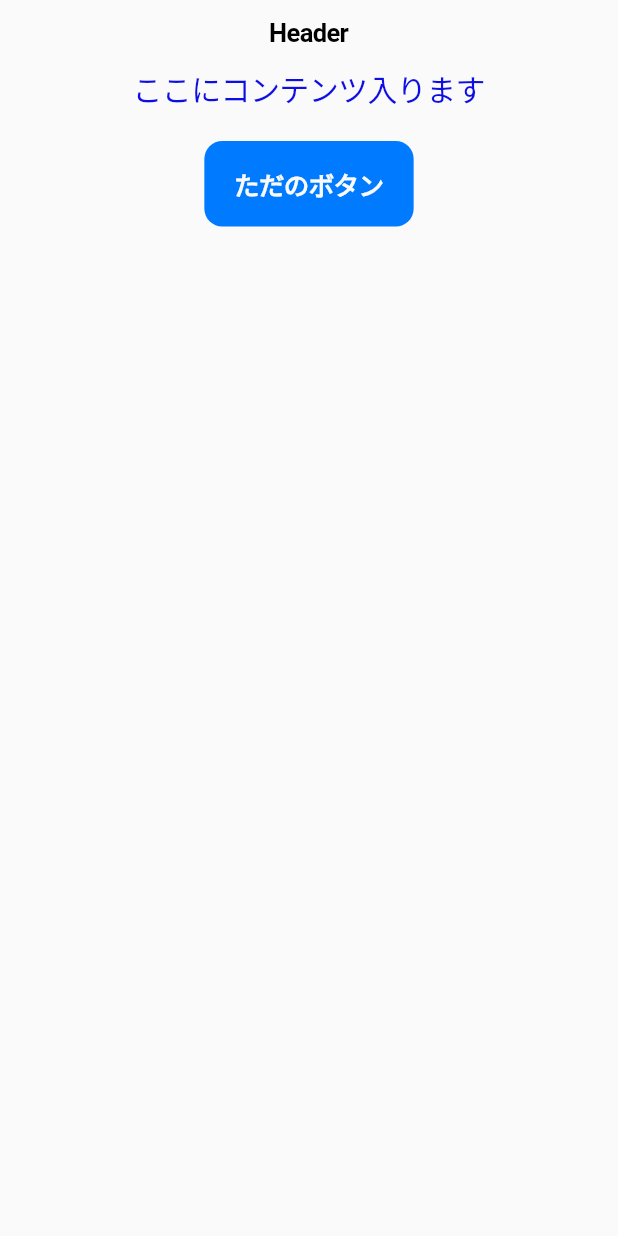
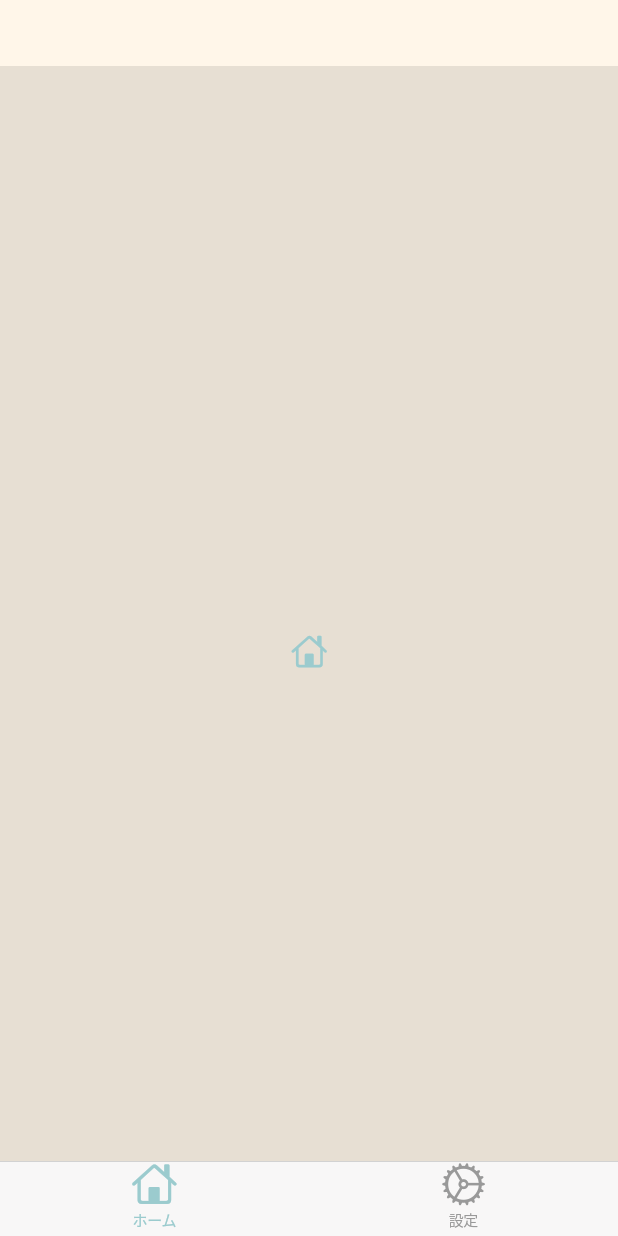
Before and after one commit to Genmai-Cha/practice_flutter, a Flutter app: the screen it shows after launch, on a phone screen of 412 x 824 dp. Run offline on Flutter 3.47's test engine with Material 2 defaults, Android fonts, the phone set to English and light mode, and no system bars.

Commit message:
add : bottom barを追加

```diff
--- a/lib/main.dart
+++ b/lib/main.dart
@@ -8,56 +8,66 @@ class MyApp extends StatelessWidget {
   @override
   Widget build(BuildContext context) {
     return const CupertinoApp(
-       title: 'テスト (ios風) ',
-       theme: CupertinoThemeData(
-        scaffoldBackgroundColor: Color(0xFFFAFAFA)
+      title: 'テスト (ios風) ',
+      theme: CupertinoThemeData(
+        primaryColor: Color.fromRGBO(155, 203, 206, 1),
+        scaffoldBackgroundColor: Color.fromRGBO(255, 246, 233, 1),
       ),
-      home:NavBar(),
-    );
-  }
-
-}
-
-class NavBar extends StatefulWidget {
-  const NavBar();
-
-  @override
-  State<NavBar> createState() => _NavBarState();
-}
-
-class _NavBarState extends State<NavBar> {
-  @override
-  Widget build(BuildContext context) {
-    return CupertinoPageScaffold(
-      navigationBar: CupertinoNavigationBar(
-          middle: const Text('Header'),
-          backgroundColor: const Color.fromARGB(255, 14, 14, 227),
-      ),
-      child: Center (
-        child:       Column(
-        children: <Widget>[
-          const Text(
-            'ここにコンテンツ入ります',
-            style: TextStyle(
-              fontSize: 20,
-              color:const Color.fromARGB(255, 14, 14, 227)
-            )
-          ),
-          const SizedBox(height: 20),
-          CupertinoButton.filled(
-            child: const Text(
-              'ただのボタン',
-              style: const TextStyle(
-                fontWeight: FontWeight.bold,
-                color: Color(0xFFFAFAfA)
-              ),
-              ),
-            onPressed: (){}
-          ),
-        ],
-      ),
-      )
-
+      home: MyAppPage(),
     );
   }
 }
+
+class MyAppPage extends StatefulWidget {
+  const MyAppPage({super.key});
+
+  @override
+  State<MyAppPage> createState() => _MyAppPageState();
+}
+
+class _MyAppPageState extends State<MyAppPage> {
+  @override
+  Widget build(BuildContext context) {
+    return const CupertinoPageScaffold(
+      navigationBar: CupertinoNavigationBar(
+        backgroundColor: Color.fromRGBO(155, 203, 206, 1),
+      ),
+      child: SafeArea(
+        child: BottomTabBar(),
+      ),
+    );
+  }
+}
+
+class BottomTabBar extends StatefulWidget {
+  const BottomTabBar({Key? key}) : super(key: key);
+
+  @override
+  State<BottomTabBar> createState() => _BottomTabBarState();
+}
+
+class _BottomTabBarState extends State<BottomTabBar> {
+  @override
+  Widget build(BuildContext context) {
+    return CupertinoTabScaffold(
+      tabBar: CupertinoTabBar(
+        items: const <BottomNavigationBarItem>[
+          BottomNavigationBarItem(
+              icon: Icon(CupertinoIcons.home), label: 'ホーム'),
+          BottomNavigationBarItem(
+              icon: Icon(CupertinoIcons.settings), label: '設定'),
+        ],
+      ),
+      tabBuilder: (BuildContext context, int index) {
+        return CupertinoTabView(
+          builder: (BuildContext context) {
+            return Center(
+              child: Icon(
+                  index == 0 ? CupertinoIcons.home : CupertinoIcons.settings),
+            );
+          },
+        );
+      },
+    );
+  }
+}
```
